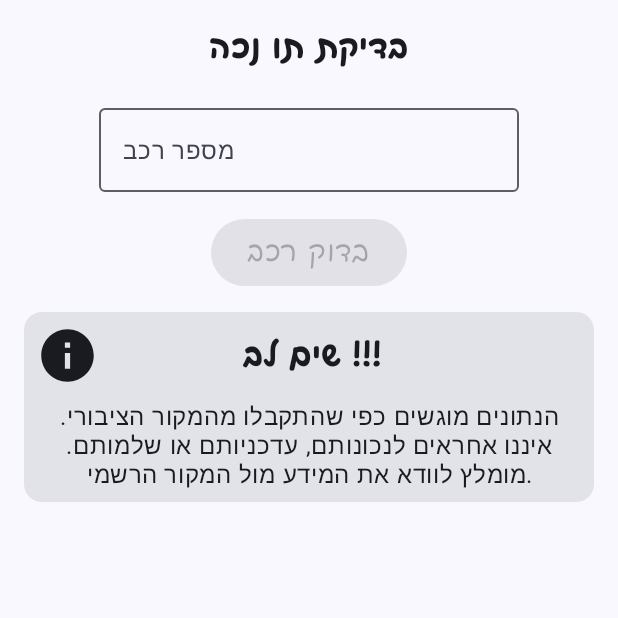
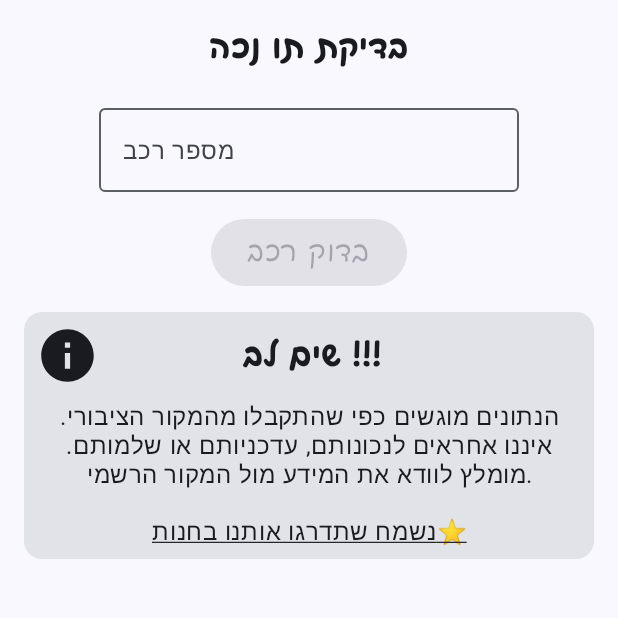
Before and after one commit to DanielKalzan/sugtav, an Android app built with Jetpack Compose: the screen it shows after launch (MainActivity), on a phone screen of 412 x 824 dp, the top half of it. Run offline under Robolectric (Android 15) with nearby library versions, the phone set to English and light mode, and no system bars; our stand-ins replace Material 3 Expressive styles (plain Material 3 is drawn); Roboto replaces fonts that are not available here.

Commit message:
feat: Add clickable review link to InfoCard

```diff
--- a/app/src/main/java/com/danielkal/sugtav/presentation/components/InfoCard.kt
+++ b/app/src/main/java/com/danielkal/sugtav/presentation/components/InfoCard.kt
@@ -1,5 +1,6 @@
 package com.danielkal.sugtav.presentation.components
 
+import androidx.compose.foundation.clickable
 import androidx.compose.foundation.layout.Column
 import androidx.compose.foundation.layout.Row
 import androidx.compose.foundation.layout.fillMaxWidth
@@ -14,8 +15,10 @@ import androidx.compose.material3.Text
 import androidx.compose.runtime.Composable
 import androidx.compose.ui.Alignment
 import androidx.compose.ui.Modifier
+import androidx.compose.ui.platform.LocalUriHandler
 import androidx.compose.ui.res.stringResource
 import androidx.compose.ui.text.style.TextAlign
+import androidx.compose.ui.text.style.TextDecoration
 import androidx.compose.ui.tooling.preview.Preview
 import androidx.compose.ui.unit.dp
 import com.danielkal.sugtav.R
@@ -26,6 +29,15 @@ fun InfoCard(modifier: Modifier = Modifier) {
     Card(
         modifier = modifier,
     ) {
+
+        val uriHandler = LocalUriHandler.current
+        val playStoreUrl = "https://play.google.com/store/apps/details?id=com.danielkal.sugtav&reviewId=0"
+
+        val baseStyle = MaterialTheme.typography.labelMedium
+        val underlinedStyle = baseStyle.copy(
+            textDecoration = TextDecoration.Underline
+        )
+
         Column(
             modifier = Modifier.fillMaxWidth(),
             horizontalAlignment = Alignment.CenterHorizontally
@@ -62,6 +74,17 @@ fun InfoCard(modifier: Modifier = Modifier) {
             )
 
 
+            Text(
+                modifier = Modifier
+                    .fillMaxWidth()
+                    .padding(8.dp)
+                    .clickable{
+                        uriHandler.openUri(playStoreUrl)
+                    },
+                textAlign = TextAlign.Center,
+                style = underlinedStyle,
+                text = stringResource(R.string.review_text),
+            )
         }
     }
 }
--- a/app/src/main/res/values/strings.xml
+++ b/app/src/main/res/values/strings.xml
@@ -9,4 +9,5 @@
     <string name="issue_date">תאריך הנפקה:</string>
     <string name="tag_type">סוג תו:</string>
     <string name="not_found_car">לא נמצא תו נכה לרכב זה </string>
+    <string name="review_text">נשמח שתדרגו אותנו בחנות⭐</string>
 </resources>
```
